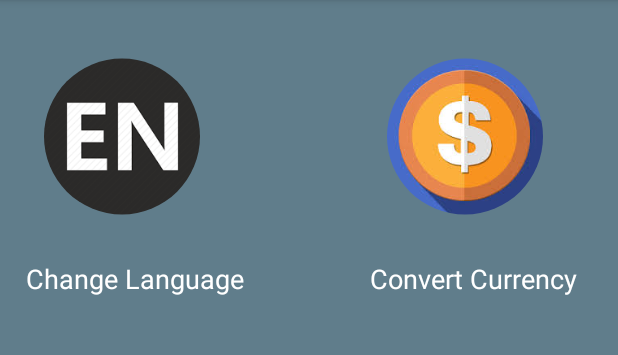
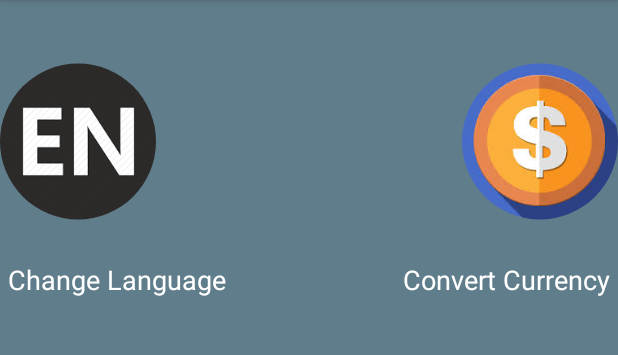
Before and after one commit to singhkishan93/VoyMate, an Android app: the fragment Tools placed in its activity, on a phone screen of 412 x 824 dp, the part 84-439 px from its top. Run offline under Robolectric (Android 15) with nearby library versions, the phone set to English and light mode, and no system bars; our stand-ins replace CircleImageView.

Commit message:
changes on 14-05-2018

```diff
--- a/app/src/main/java/com/opiant/voymate/activities/MainActivity.java
+++ b/app/src/main/java/com/opiant/voymate/activities/MainActivity.java
@@ -71,8 +71,6 @@ public class MainActivity extends AppCompatActivity implements NavigationView.On
         whiteNotificationBar(toolbar);
         runPermission();
         initViews();
-
-
 
     }
 
--- a/app/src/main/java/com/opiant/voymate/fragments/Tools.java
+++ b/app/src/main/java/com/opiant/voymate/fragments/Tools.java
@@ -119,7 +119,7 @@ public class Tools extends Fragment implements View.OnClickListener {
 
                 String language = String.valueOf(item.getTitle());
 
-                if (language.equals("Hindi")){
+                if (language.equals("हिंदी")){
 
                     Toast.makeText(getContext(),"Language Updated To:"+ language,Toast.LENGTH_SHORT).show();
                     SharedPreferences passwordPref = getActivity().getSharedPreferences("VoyMate", MODE_PRIVATE);
--- a/app/src/main/res/layout/fragment_tools.xml
+++ b/app/src/main/res/layout/fragment_tools.xml
@@ -17,8 +17,7 @@
             android:layout_height="122dp"
             android:layout_alignParentStart="true"
             android:layout_alignParentTop="true"
-            android:layout_marginStart="29dp"
-            android:layout_marginTop="30dp"
+            android:layout_marginTop="33dp"
             android:src="@drawable/lang"
             app:civ_border_color="@color/bg_screen1"
             tools:ignore="RtlCompat" />
@@ -29,7 +28,6 @@
             android:layout_height="122dp"
             android:layout_alignParentEnd="true"
             android:layout_alignTop="@+id/listen"
-            android:layout_marginEnd="50dp"
             android:src="@drawable/currency"
             app:civ_border_color="@color/bg_screen1"
             tools:ignore="RtlCompat" />
@@ -40,12 +38,12 @@
             android:layout_height="wrap_content"
             android:layout_alignParentStart="true"
             android:layout_alignParentTop="true"
-            android:layout_marginStart="17dp"
-            android:layout_marginTop="173dp"
+            android:layout_marginTop="174dp"
+            android:gravity="center"
             android:text="Change Language"
+            android:paddingLeft="5dp"
             android:textColor="@color/white"
             android:textSize="18dp"
-            android:gravity="center"
             tools:ignore="RtlCompat" />
 
         <TextView
@@ -54,11 +52,11 @@
             android:layout_height="wrap_content"
             android:layout_alignParentEnd="true"
             android:layout_alignTop="@+id/textView15"
-            android:layout_marginEnd="27dp"
+            android:gravity="center"
             android:text="Convert Currency"
-            android:gravity="center"
             android:textColor="@color/white"
             android:textSize="18dp"
+            android:paddingRight="5dp"
             tools:ignore="RtlCompat" />
 
     </RelativeLayout>
--- a/app/src/main/res/menu/popup_menu.xml
+++ b/app/src/main/res/menu/popup_menu.xml
@@ -2,7 +2,7 @@
 
     <item
         android:id="@+id/hindi"
-        android:title="Hindi"/>
+        android:title="हिंदी"/>
 
     <item
         android:id="@+id/english"
```
Also changed, not shown: app/src/main/java/com/opiant/voymate/fragments/PlaceInfo.java (+13 -1 lines), app/src/main/res/values/strings.xml (+22 -22 lines), 1 other file.
